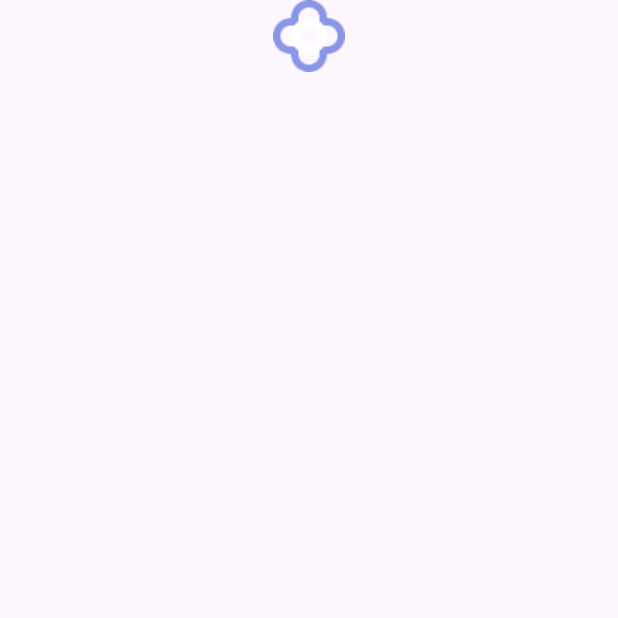
After one commit to ipek-ozsasilar/firebase-news-app, a Flutter app: the SplashView screen opened directly, on a phone screen of 412 x 824 dp, the top half of it. The commit adds this screen. Run offline on Flutter 3.47's test engine with Material 3 defaults, Android fonts, the phone set to English and light mode, and no system bars; our stand-ins replace cloud_firestore, equatable, firebase_core, flutter_riverpod; missing offline and left inert: kartal; accounts and stored records are empty; generated files the repository leaves out were written again.

Commit message:
Added app splash logo. Changed appname at the string constants class. Imageconstants file name changed to Iconconstants.Created splash view file.

```diff
--- /dev/null
+++ b/lib/feature/splash/splash_view.dart
@@ -0,0 +1,24 @@
+import 'package:flutter/material.dart';
+import 'package:flutter_firebase_news_app/product/enums/icon_constants.dart';
+import 'package:flutter_riverpod/flutter_riverpod.dart';
+
+//Ne kadar splash ekranı basic olsa bile comsumer widget kullandık yani statelessin riverpod halını
+//Burada cok rıverpod ıle ılgılı ıslem yapmayacak da olsak best practice oldugu için kullanıyoruz.
+//ConsumerWidget kullanmak, kodun ileride daha kolay yönetilebilir ve değiştirilebilir
+//olmasını sağlayan proaktif bir yaklaşımdır. Belki ileride kullanmak isteyebiliriz.
+class SplashView extends ConsumerWidget {
+  const SplashView({super.key});
+
+  @override
+  Widget build(BuildContext context, WidgetRef ref) {
+    return Scaffold(
+      body: Center(
+        child: Column(
+          children: [
+            Image.asset(IconConstants.logo.toPng),
+          ],
+        ),
+      ),
+    );
+  }
+}
--- a/lib/product/constants/string_constants.dart
+++ b/lib/product/constants/string_constants.dart
@@ -6,6 +6,6 @@ import 'package:flutter/material.dart';
 @immutable
 class StringConstants{
  const StringConstants._();
- static const appName="Flutter Demo";
+ static const appName="Nuntium";
 
 }
--- a/lib/product/enums/image_constants.dart
+++ b/lib/product/enums/icon_constants.dart
@@ -18,7 +18,8 @@ extension _StringPath on String{
 //enhanced enums (gelişmiş enum) yapısı
 //extension yazmaya gerek kalmadı bir daha
 enum IconConstants {
-  microphone('inside_microphone');
+  microphone('inside_microphone'),
+  logo('inside_flower_logo');
 
   final String value;
   const IconConstants(this.value);
```
Also changed, not shown: lib/feature/home/home_view.dart (+14 -0 lines), lib/product/models/news.dart (+10 -1 lines), assets/icon/inside_flower_logo.png (added).
